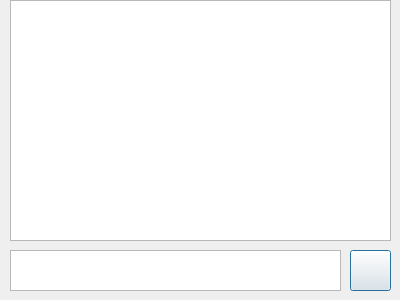
Qt form forms/fifth.ui (YupiSoftwarePunk/Flirt-Finder) before a commit.
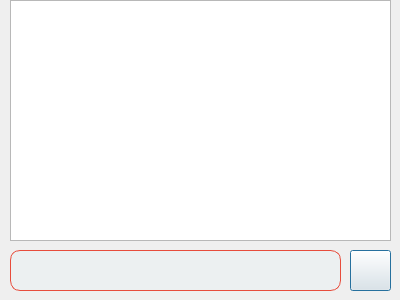
The same form after that commit. Icons and pictures are not drawn.

```diff
--- a/forms/fifth.ui
+++ b/forms/fifth.ui
@@ -13,6 +13,30 @@
   <property name="windowTitle">
    <string>Dialog</string>
   </property>
+  <property name="styleSheet">
+   <string notr="true">background-color: #ffffff;
+
+QListWidget {
+    border: 1px solid #e74c3c;
+    border-radius: 5px;
+    background: #ffffff;
+    alternate-background-color: #ecf0f1;
+}
+
+QTextEdit {
+    background: #ecf0f1;
+    border-radius: 10px;
+    padding: 5px;
+    border: 1px solid #e74c3c;
+}
+
+QPushButton[icon] {
+    min-width: 32px;
+    min-height: 32px;
+    background: transparent;
+    border: none;
+}</string>
+  </property>
   <widget class="QListWidget" name="listWidget">
    <property name="geometry">
     <rect>
```
